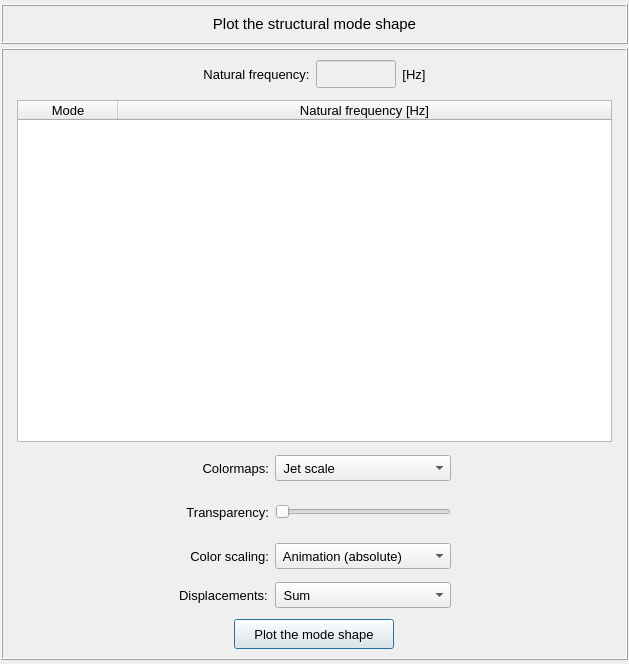
The window that vibra/interface/data/ui_files/plots/structural/plot_structural_mode_shape.ui (MOPT-UFSC/VIBRA) describes before a commit, drawn with Qt 5.
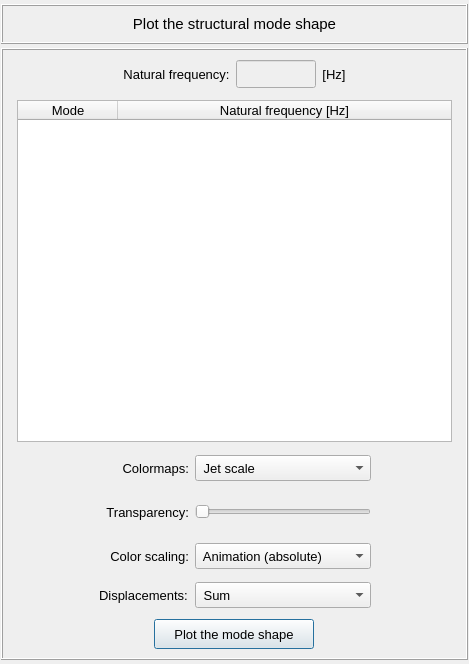
The same window after the commit.

Commit message: Remove a forgotten stylesheet from ui file

Diff of the .ui file:
```diff
--- a/vibra/interface/data/ui_files/plots/structural/plot_structural_mode_shape.ui
+++ b/vibra/interface/data/ui_files/plots/structural/plot_structural_mode_shape.ui
@@ -6,7 +6,7 @@
    <rect>
     <x>0</x>
     <y>0</y>
-    <width>629</width>
+    <width>469</width>
     <height>664</height>
    </rect>
   </property>
```
The commit also changes 2 other files.
